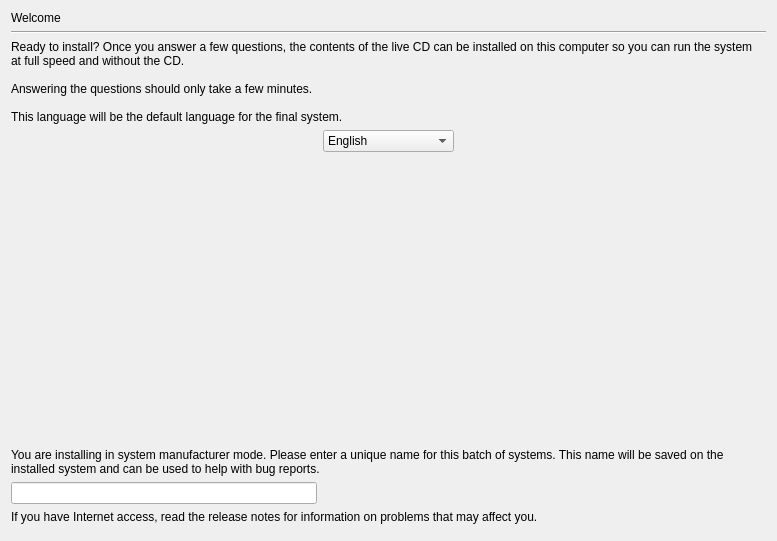
The window that gui/qt/stepLanguage.ui (chenhan1218/ubiquity) describes before a commit, drawn with Qt 5.
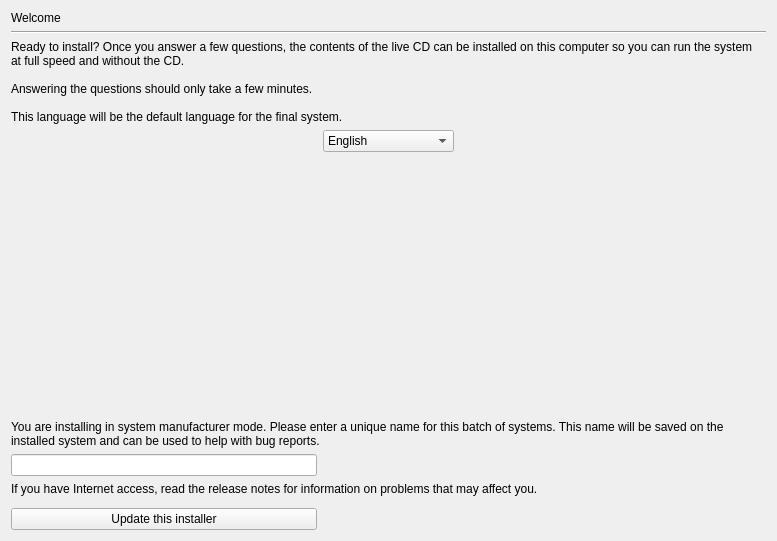
The same window after the commit.

Commit message: add "Update this installer" button to language page

The edit to the form file:
```diff
--- a/gui/qt/stepLanguage.ui
+++ b/gui/qt/stepLanguage.ui
@@ -143,6 +143,16 @@
    <item row="8" column="0">
     <widget class="QWidget" name="release_notes_frame" native="true"/>
    </item>
+   <item row="9" column="0">
+    <widget class="QPushButton" name="update_this_installer">
+     <property name="text">
+      <string>Update this installer</string>
+     </property>
+     <property name="autoDefault">
+      <bool>true</bool>
+     </property>
+    </widget>
+   </item>
   </layout>
  </widget>
  <resources/>
```
The commit also changes 1 other file.
